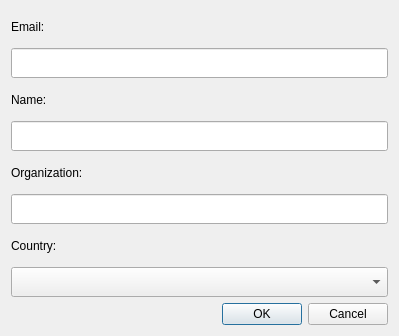
First picture: the form in LDMP/gui/DlgSettingsRegister.ui, repository ConservationInternational/trends.earth, before the edit.
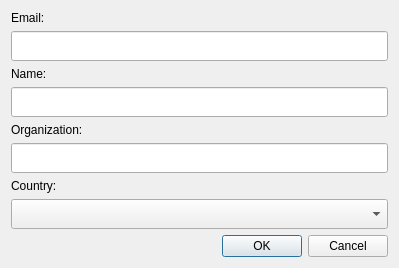
Second picture: the form after the edit.

The edit to the form file:
```diff
--- a/LDMP/gui/DlgSettingsRegister.ui
+++ b/LDMP/gui/DlgSettingsRegister.ui
@@ -7,7 +7,7 @@
     <x>0</x>
     <y>0</y>
     <width>399</width>
-    <height>336</height>
+    <height>261</height>
    </rect>
   </property>
   <property name="sizePolicy">
```
